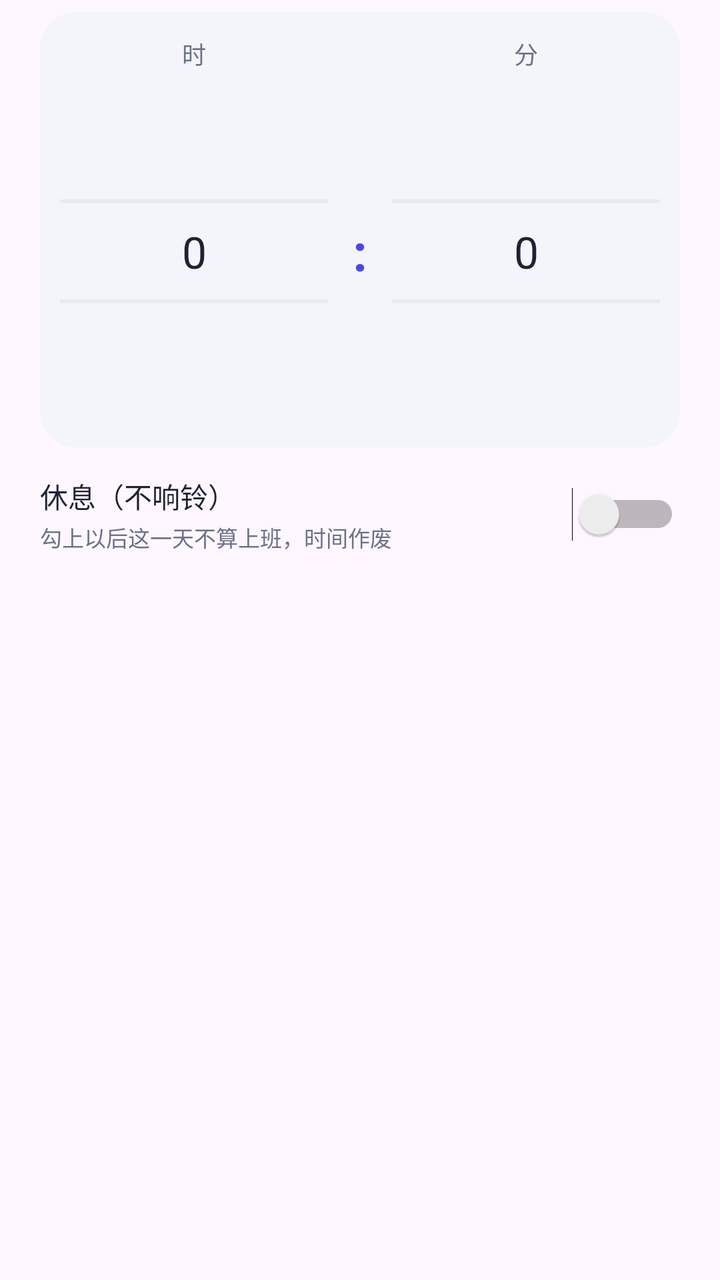
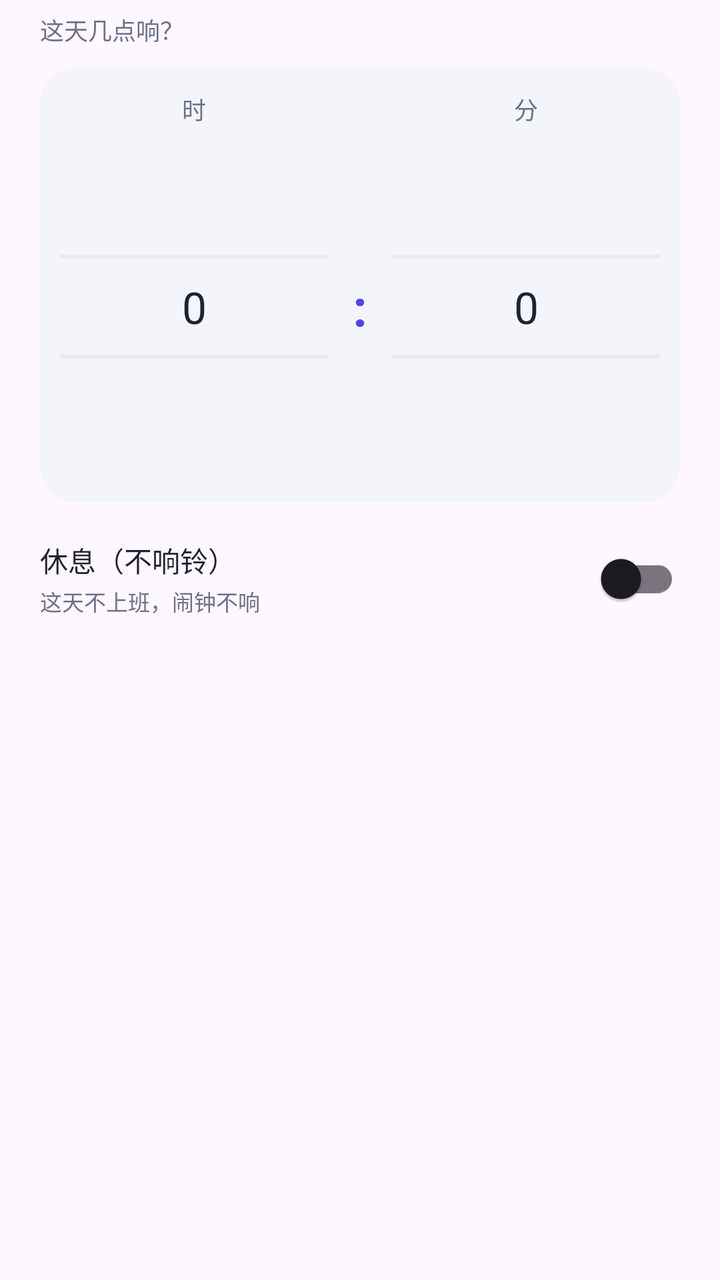

The first picture is an Android layout as it rendered before a commit; the second is the same layout after the commit. The layout source and the unified diff follow.
<!-- AndroidManifest.xml: application theme Theme.WeekdayAlarm -->
<!-- res/layout/dialog_cycle_day.xml -->
<?xml version="1.0" encoding="utf-8"?>
<LinearLayout xmlns:android="http://schemas.android.com/apk/res/android"
    android:layout_width="match_parent"
    android:layout_height="wrap_content"
    android:orientation="vertical"
    android:paddingStart="20dp"
    android:paddingTop="6dp"
    android:paddingEnd="20dp"
    android:paddingBottom="10dp">

    <LinearLayout
        android:id="@+id/box_wheel"
        android:layout_width="match_parent"
        android:layout_height="wrap_content"
        android:background="@drawable/bg_time_well"
        android:orientation="vertical"
        android:paddingStart="10dp"
        android:paddingTop="12dp"
        android:paddingEnd="10dp"
        android:paddingBottom="8dp">

        <LinearLayout
            android:layout_width="match_parent"
            android:layout_height="wrap_content"
            android:orientation="horizontal">

            <TextView
                android:layout_width="0dp"
                android:layout_height="wrap_content"
                android:layout_weight="1"
                android:gravity="center"
                android:letterSpacing="0.12"
                android:text="时"
                android:textColor="@color/sub"
                android:textSize="12sp" />

            <Space
                android:layout_width="32dp"
                android:layout_height="1dp" />

            <TextView
                android:layout_width="0dp"
                android:layout_height="wrap_content"
                android:layout_weight="1"
                android:gravity="center"
                android:letterSpacing="0.12"
                android:text="分"
                android:textColor="@color/sub"
                android:textSize="12sp" />
        </LinearLayout>

        <LinearLayout
            android:layout_width="match_parent"
            android:layout_height="wrap_content"
            android:gravity="center_vertical"
            android:orientation="horizontal">

            <NumberPicker
                android:id="@+id/np_hour"
                android:layout_width="0dp"
                android:layout_height="wrap_content"
                android:layout_weight="1"
                android:descendantFocusability="blocksDescendants"
                android:theme="@style/WheelPickerText" />

            <TextView
                android:layout_width="32dp"
                android:layout_height="wrap_content"
                android:gravity="center"
                android:text=":"
                android:textColor="@color/indigo"
                android:textSize="26sp"
                android:textStyle="bold" />

            <NumberPicker
                android:id="@+id/np_minute"
                android:layout_width="0dp"
                android:layout_height="wrap_content"
                android:layout_weight="1"
                android:descendantFocusability="blocksDescendants"
                android:theme="@style/WheelPickerText" />
        </LinearLayout>
    </LinearLayout>

    <LinearLayout
        android:layout_width="match_parent"
        android:layout_height="wrap_content"
        android:layout_marginTop="14dp"
        android:gravity="center_vertical"
        android:orientation="horizontal">

        <LinearLayout
            android:layout_width="0dp"
            android:layout_height="wrap_content"
            android:layout_weight="1"
            android:orientation="vertical">

            <TextView
                android:layout_width="wrap_content"
                android:layout_height="wrap_content"
                android:text="休息（不响铃）"
                android:textColor="@color/ink"
                android:textSize="14sp" />

            <TextView
                android:id="@+id/tv_rest_hint"
                android:layout_width="wrap_content"
                android:layout_height="wrap_content"
                android:layout_marginTop="2dp"
                android:text="勾上以后这一天不算上班，时间作废"
                android:textColor="@color/sub"
                android:textSize="11sp" />
        </LinearLayout>

        <Switch
            android:id="@+id/sw_rest"
            android:layout_width="wrap_content"
            android:layout_height="wrap_content" />
    </LinearLayout>
</LinearLayout>
<!-- resources referenced by this layout -->
<resources>
  <color name="indigo">#4F46E5</color>
  <color name="ink">#1E2235</color>
  <color name="sub">#6B7189</color>
  <!-- drawable bg_time_well (drawable) -->
  <?xml version="1.0" encoding="utf-8"?>
  <shape xmlns:android="http://schemas.android.com/apk/res/android"
      android:shape="rectangle">
      <solid android:color="@color/bg" />
      <corners android:radius="@dimen/radius_card" />
  </shape>
  <style name="WheelPickerText">
          <item name="android:textColorPrimary">@color/ink</item>
          <item name="android:textColorSecondary">@color/sub</item>
          <item name="android:textSize">22sp</item>
          <item name="colorControlActivated">@color/indigo</item>
          
          <item name="android:colorControlNormal">@color/line</item>
      </style>
  <style name="Theme.WeekdayAlarm" parent="Theme.Material3.DayNight.NoActionBar">
          <item name="colorPrimary">@color/indigo</item>
          <item name="colorPrimaryVariant">@color/indigo_dark</item>
          <item name="colorOnPrimary">@color/white</item>
          <item name="android:statusBarColor">@color/bg</item>
          <item name="android:windowLightStatusBar">true</item>
      </style>
  <color name="bg">#F4F5FB</color>
  <dimen name="radius_card">18dp</dimen>
  <color name="line">#E7E9F3</color>
  <color name="indigo_dark">#4338CA</color>
  <color name="white">#FFFFFFFF</color>
</resources>

<!-- the commit's change to res/layout/dialog_cycle_day.xml (unified diff, before → after) -->
@@ -7,6 +7,15 @@
     android:paddingTop="6dp"
     android:paddingEnd="20dp"
     android:paddingBottom="10dp">
+
+    <TextView
+        android:id="@+id/tv_day_sub"
+        android:layout_width="match_parent"
+        android:layout_height="wrap_content"
+        android:layout_marginBottom="10dp"
+        android:text="这天几点响？"
+        android:textColor="@color/sub"
+        android:textSize="12sp" />
 
     <LinearLayout
         android:id="@+id/box_wheel"
@@ -107,12 +116,12 @@
                 android:layout_width="wrap_content"
                 android:layout_height="wrap_content"
                 android:layout_marginTop="2dp"
-                android:text="勾上以后这一天不算上班，时间作废"
+                android:text="这天不上班，闹钟不响"
                 android:textColor="@color/sub"
                 android:textSize="11sp" />
         </LinearLayout>
 
-        <Switch
+        <androidx.appcompat.widget.SwitchCompat
             android:id="@+id/sw_rest"
             android:layout_width="wrap_content"
             android:layout_height="wrap_content" />
